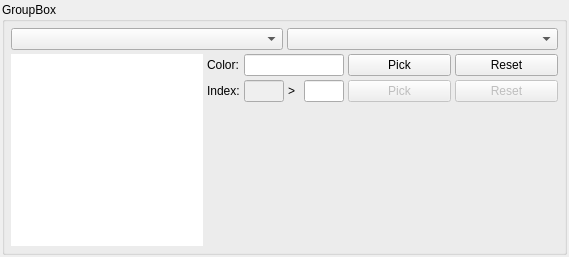
Old version of the form source/palettewidget.ui in the repository diasurgical/d1-graphics-tool.
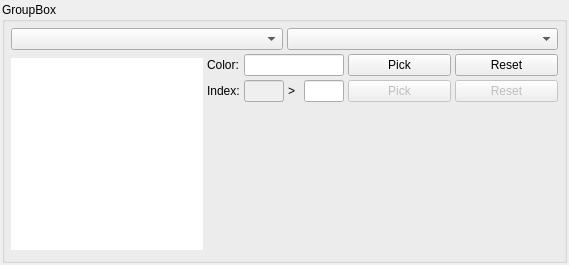
New version of the form.

Commit message: Add information label to palette widget

Patch:
```diff
--- a/source/palettewidget.ui
+++ b/source/palettewidget.ui
@@ -7,7 +7,7 @@
     <x>0</x>
     <y>0</y>
     <width>569</width>
-    <height>256</height>
+    <height>265</height>
    </rect>
   </property>
   <property name="sizePolicy">
```
Left out of the diff: 44 changed lines with no effect on the pictures.
